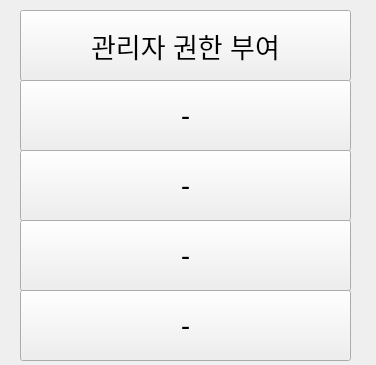
The window that word_test_project/UI_save/Manager.ui (gomtings/JeoninHighSchool) describes before a commit, drawn with Qt 5.
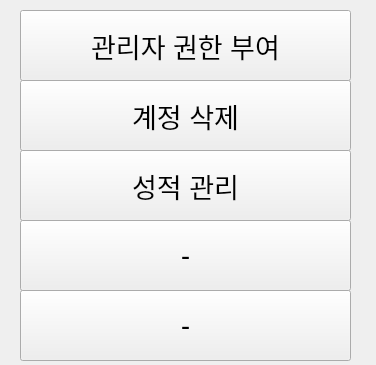
The same window after the commit.

Commit message: 성적 관리 및 계정 삭제 기능 추가

The edit to the form file:
```diff
--- a/word_test_project/UI_save/Manager.ui
+++ b/word_test_project/UI_save/Manager.ui
@@ -46,7 +46,7 @@
     </font>
    </property>
    <property name="text">
-    <string>-</string>
+    <string>계정 삭제</string>
    </property>
   </widget>
   <widget class="QPushButton" name="closed">
@@ -82,7 +82,7 @@
     </font>
    </property>
    <property name="text">
-    <string>-</string>
+    <string>성적 관리</string>
    </property>
   </widget>
   <widget class="QPushButton" name="note">
```
Left out of the diff: 4 changed lines with no effect on the pictures. The commit also changes 42 other files.
